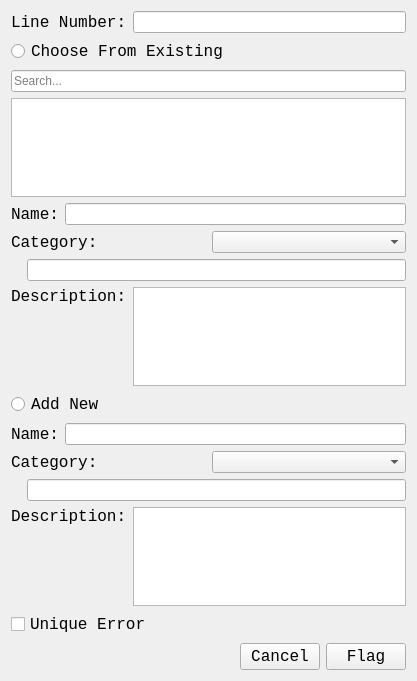
Old version of the form GAUI/flagdialog.ui in the repository ezfe/grading-assistant-cs205.
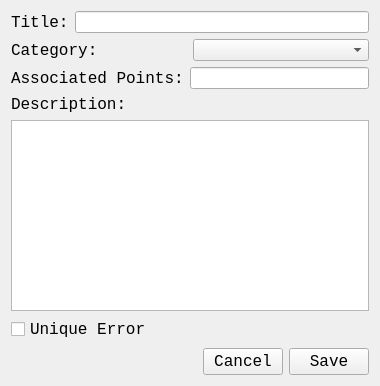
New version of the form.

Commit message: Worked on reimplementing flag dialog to fit current scheme

Diff of the .ui file:
```diff
--- a/GAUI/flagdialog.ui
+++ b/GAUI/flagdialog.ui
@@ -6,165 +6,17 @@
    <rect>
     <x>0</x>
     <y>0</y>
-    <width>417</width>
-    <height>681</height>
+    <width>380</width>
+    <height>386</height>
    </rect>
   </property>
   <property name="windowTitle">
    <string>Dialog</string>
   </property>
-  <layout class="QGridLayout" name="gridLayout">
-   <item row="0" column="0">
-    <layout class="QHBoxLayout" name="horizontalLayout_10">
-     <item>
-      <widget class="QLabel" name="label">
-       <property name="font">
-        <font>
-         <family>Monospace</family>
-         <pointsize>12</pointsize>
-        </font>
-       </property>
-       <property name="text">
-        <string>Line Number:</string>
-       </property>
-      </widget>
-     </item>
-     <item>
-      <widget class="QLineEdit" name="lineNumberEdit"/>
-     </item>
-    </layout>
-   </item>
-   <item row="1" column="0">
-    <layout class="QVBoxLayout" name="verticalLayout_4">
-     <item>
-      <widget class="QRadioButton" name="chooseFromExistingButton">
-       <property name="font">
-        <font>
-         <family>Monospace</family>
-         <pointsize>12</pointsize>
-        </font>
-       </property>
-       <property name="text">
-        <string>Choose From Existing</string>
-       </property>
-      </widget>
-     </item>
-     <item>
       <layout class="QVBoxLayout" name="verticalLayout">
        <item>
-        <widget class="QLineEdit" name="searchBox">
-         <property name="placeholderText">
-          <string>Search...</string>
-         </property>
-        </widget>
-       </item>
-       <item>
-        <widget class="QListWidget" name="annotationList"/>
-       </item>
-      </layout>
-     </item>
-     <item>
-      <layout class="QVBoxLayout" name="verticalLayout_2">
-       <item>
         <layout class="QHBoxLayout" name="horizontalLayout">
          <item>
-          <widget class="QLabel" name="nameLabel1">
-           <property name="font">
-            <font>
-             <family>Monospace</family>
-             <pointsize>12</pointsize>
-            </font>
-           </property>
-           <property name="text">
-            <string>Name:</string>
-           </property>
-          </widget>
-         </item>
-         <item>
-          <widget class="QLineEdit" name="nameEdit1"/>
-         </item>
-        </layout>
-       </item>
-       <item>
-        <layout class="QHBoxLayout" name="horizontalLayout_2">
-         <item>
-          <widget class="QLabel" name="categoryLabel1">
-           <property name="font">
-            <font>
-             <family>Monospace</family>
-             <pointsize>12</pointsize>
-            </font>
-           </property>
-           <property name="text">
-            <string>Category:</string>
-           </property>
-          </widget>
-         </item>
-         <item>
-          <widget class="QComboBox" name="categoryBox1"/>
-         </item>
-        </layout>
-       </item>
-       <item>
-        <layout class="QHBoxLayout" name="horizontalLayout_3">
-         <item>
-          <widget class="QLabel" name="pointsLabel1">
-           <property name="font">
-            <font>
-             <family>Monospace</family>
-             <pointsize>12</pointsize>
-            </font>
-           </property>
-           <property name="text">
-            <string> </string>
-           </property>
-          </widget>
-         </item>
-         <item>
-          <widget class="QLineEdit" name="pointsEdit1"/>
-         </item>
-        </layout>
-       </item>
-       <item>
-        <layout class="QHBoxLayout" name="horizontalLayout_4">
-         <item alignment="Qt::AlignTop">
-          <widget class="QLabel" name="descriptionLabel1">
-           <property name="font">
-            <font>
-             <family>Monospace</family>
-             <pointsize>12</pointsize>
-            </font>
-           </property>
-           <property name="text">
-            <string>Description:</string>
-           </property>
-          </widget>
-         </item>
-         <item>
-          <widget class="QPlainTextEdit" name="descriptionEdit1"/>
-         </item>
-        </layout>
-       </item>
-      </layout>
-     </item>
-     <item>
-      <widget class="QRadioButton" name="addNewButton">
-       <property name="font">
-        <font>
-         <family>Monospace</family>
-         <pointsize>12</pointsize>
-        </font>
-       </property>
-       <property name="text">
-        <string>Add New</string>
-       </property>
-      </widget>
-     </item>
-     <item>
-      <layout class="QVBoxLayout" name="verticalLayout_3">
-       <item>
-        <layout class="QHBoxLayout" name="horizontalLayout_5">
-         <item>
           <widget class="QLabel" name="nameLabel2">
            <property name="font">
             <font>
@@ -173,12 +25,12 @@
             </font>
            </property>
            <property name="text">
-            <string>Name:</string>
+        <string>Title:</string>
            </property>
           </widget>
          </item>
          <item>
-          <widget class="QLineEdit" name="nameEdit2"/>
+      <widget class="QLineEdit" name="nameEdit"/>
          </item>
         </layout>
        </item>
@@ -213,7 +65,7 @@
             </font>
            </property>
            <property name="text">
-            <string> </string>
+        <string>Associated Points:</string>
            </property>
           </widget>
          </item>
@@ -223,8 +75,6 @@
         </layout>
        </item>
        <item>
-        <layout class="QHBoxLayout" name="horizontalLayout_8">
-         <item alignment="Qt::AlignTop">
           <widget class="QLabel" name="descriptionLabel2">
            <property name="font">
             <font>
@@ -238,11 +88,7 @@
           </widget>
          </item>
          <item>
-          <widget class="QPlainTextEdit" name="descriptionEdit2"/>
-         </item>
-        </layout>
-       </item>
-      </layout>
+    <widget class="QPlainTextEdit" name="descriptionEdit"/>
      </item>
      <item>
       <widget class="QCheckBox" name="uniqueErrorBox">
@@ -257,9 +103,7 @@
        </property>
       </widget>
      </item>
-    </layout>
-   </item>
-   <item row="2" column="0">
+   <item>
     <layout class="QHBoxLayout" name="horizontalLayout_9">
      <item>
       <spacer name="horizontalSpacer">
@@ -299,7 +143,7 @@
         </font>
        </property>
        <property name="text">
-        <string>Flag</string>
+        <string>Save</string>
        </property>
        <property name="autoDefault">
         <bool>false</bool>
```
Left out of the diff: 5 changed lines with no effect on the pictures. Lines whose indentation alone changed are shown as unchanged. The commit also changes 6 other files.
